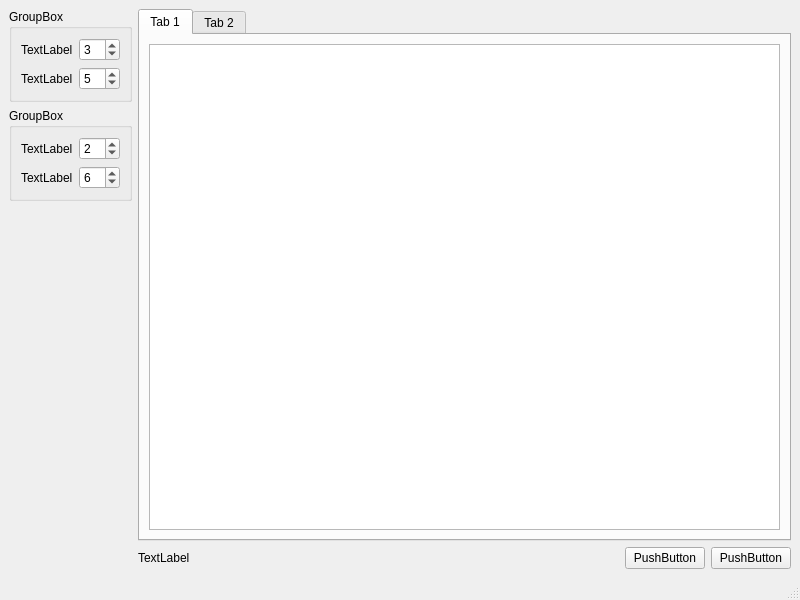
The window that src/main/resources/base/window.ui (redbug312/ntuoc13-interview-scheduler) describes before a commit, drawn with Qt 5.
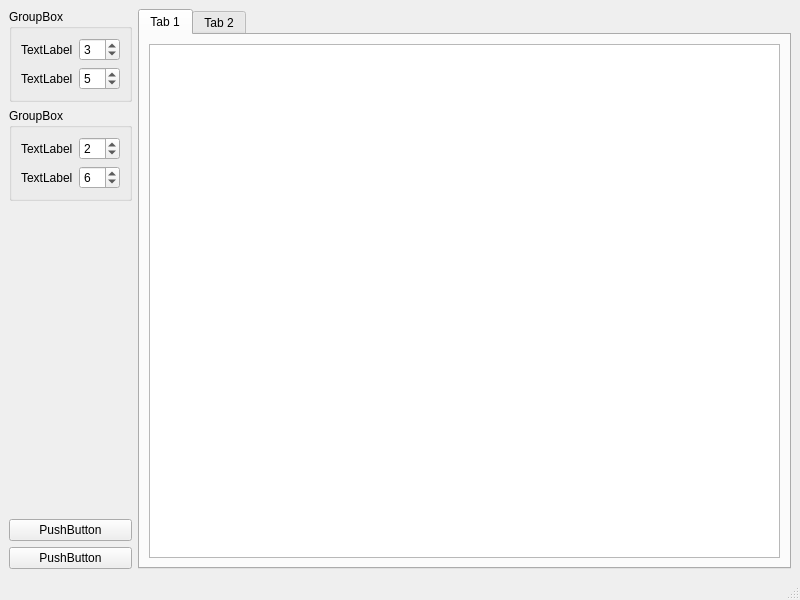
The same window after the commit. Custom widgets are drawn as their Qt base class.

Commit message: Replace statusLabel with statusbar

Patch:
```diff
--- a/src/main/resources/base/window.ui
+++ b/src/main/resources/base/window.ui
@@ -15,6 +15,18 @@
   </property>
   <widget class="QWidget" name="centralwidget">
    <layout class="QHBoxLayout" name="horizontalLayout">
+    <property name="leftMargin">
+     <number>9</number>
+    </property>
+    <property name="topMargin">
+     <number>9</number>
+    </property>
+    <property name="rightMargin">
+     <number>9</number>
+    </property>
+    <property name="bottomMargin">
+     <number>9</number>
+    </property>
     <item>
      <layout class="QVBoxLayout" name="verticalLayout">
       <item>
@@ -124,6 +136,20 @@
         </property>
        </spacer>
       </item>
+      <item>
+       <widget class="QPushButton" name="fileLoadButton">
+        <property name="text">
+         <string>PushButton</string>
+        </property>
+       </widget>
+      </item>
+      <item>
+       <widget class="QPushButton" name="fileWriteButton">
+        <property name="text">
+         <string>PushButton</string>
+        </property>
+       </widget>
+      </item>
      </layout>
     </item>
     <item>
@@ -157,44 +183,6 @@
         </widget>
        </widget>
       </item>
-      <item>
-       <layout class="QHBoxLayout" name="horizontalLayout_2">
-        <item>
-         <widget class="QLabel" name="statusLabel">
-          <property name="text">
-           <string>TextLabel</string>
-          </property>
-         </widget>
-        </item>
-        <item>
-         <spacer name="horizontalSpacer">
-          <property name="orientation">
-           <enum>Qt::Horizontal</enum>
-          </property>
-          <property name="sizeHint" stdset="0">
-           <size>
-            <width>40</width>
-            <height>20</height>
-           </size>
-          </property>
-         </spacer>
-        </item>
-        <item>
-         <widget class="QPushButton" name="fileLoadButton">
-          <property name="text">
-           <string>PushButton</string>
-          </property>
-         </widget>
-        </item>
-        <item>
-         <widget class="QPushButton" name="fileWriteButton">
-          <property name="text">
-           <string>PushButton</string>
-          </property>
-         </widget>
-        </item>
-       </layout>
-      </item>
      </layout>
     </item>
    </layout>
```
The commit also changes 1 other file.
